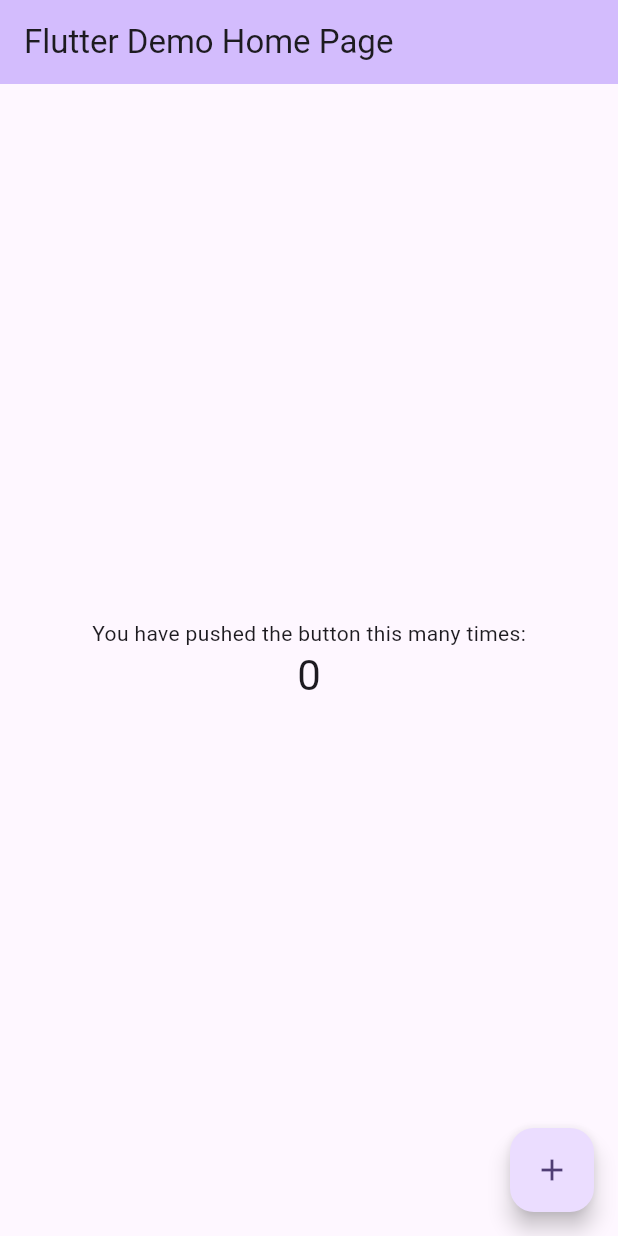
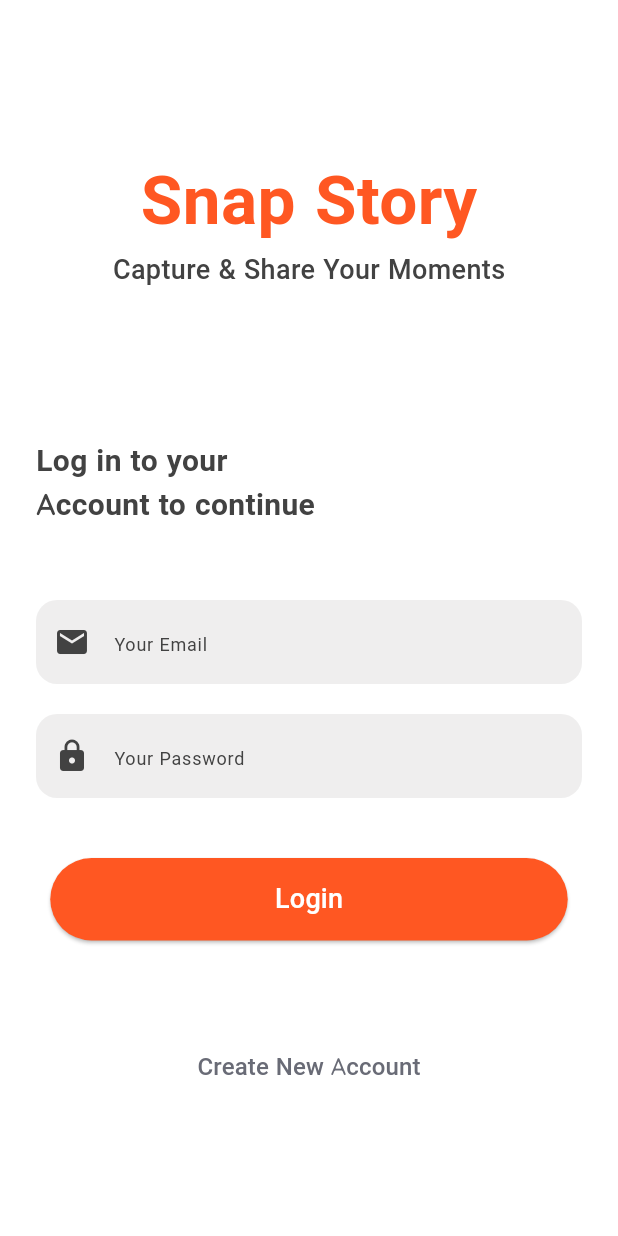
Before and after one commit to CristLoha/story_app1, a Flutter app: the screen it shows after launch, on a phone screen of 412 x 824 dp. Run offline on Flutter 3.47's test engine with Material 3 defaults, Android fonts, the phone set to English and light mode, and no system bars; our stand-ins replace google_fonts.

Commit message:
create login page

```diff
--- /dev/null
+++ b/lib/app_page.dart
@@ -0,0 +1,17 @@
+import 'package:flutter/material.dart';
+import 'package:story_app1/core/theme_manager/theme_data_manager.dart';
+import 'package:story_app1/features/authentication/presentation/pages/login/login_page.dart';
+
+class AppPage extends StatelessWidget {
+  const AppPage({super.key});
+
+  @override
+  Widget build(BuildContext context) {
+    return MaterialApp(
+      debugShowCheckedModeBanner: false,
+      title: 'Story App',
+      theme: getApplicationThemeData(),
+      home: const LoginPage(),
+    );
+  }
+}
--- /dev/null
+++ b/lib/common/button_widget.dart
@@ -0,0 +1,28 @@
+import 'package:flutter/material.dart';
+import 'package:story_app1/core/theme_manager/color_manager.dart';
+import 'package:story_app1/core/theme_manager/style_manager.dart';
+import 'package:story_app1/core/theme_manager/values_manager.dart';
+
+class ButtonWidget extends StatelessWidget {
+  final String title;
+  const ButtonWidget({required this.title, super.key});
+
+  @override
+  Widget build(BuildContext context) {
+    return Center(
+      child: ElevatedButton(
+        onPressed: () {},
+        style: ElevatedButton.styleFrom(
+          backgroundColor: ColorsManager.primary,
+          foregroundColor: ColorsManager.white,
+          shape: RoundedRectangleBorder(
+            borderRadius: BorderRadius.circular(AppSize.s30),
+          ),
+          minimumSize: Size(345, 55),
+        ),
+
+        child: Text(title, style: getWhiteTextStyle()),
+      ),
+    );
+  }
+}
--- /dev/null
+++ b/lib/common/widgets/logo_widget.dart
@@ -0,0 +1,25 @@
+import 'package:flutter/material.dart';
+import 'package:story_app1/core/theme_manager/font_manager.dart';
+import 'package:story_app1/core/theme_manager/style_manager.dart';
+
+class LogoWidget extends StatelessWidget {
+  const LogoWidget({super.key});
+
+  @override
+  Widget build(BuildContext context) {
+    return Center(
+      child: Column(
+        children: [
+          Text('Snap Story', style: getOrangeTextStyle()),
+          Text(
+            'Capture & Share Your Moments',
+            style: getGrey900TextStyle(
+              fontSize: FontSizeManager.f18,
+              fontWeight: FontWeightManager.medium,
+            ),
+          ),
+        ],
+      ),
+    );
+  }
+}
--- /dev/null
+++ b/lib/common/widgets/text_field_widget.dart
@@ -0,0 +1,36 @@
+import 'package:flutter/material.dart';
+import 'package:story_app1/core/theme_manager/color_manager.dart';
+import 'package:story_app1/core/theme_manager/font_manager.dart';
+import 'package:story_app1/core/theme_manager/style_manager.dart';
+import 'package:story_app1/core/theme_manager/values_manager.dart';
+
+class TextFieldWidget extends StatelessWidget {
+  final String hintText;
+  final IconData prefixIcon;
+  const TextFieldWidget({
+    required this.hintText,
+    required this.prefixIcon,
+    super.key,
+  });
+
+  @override
+  Widget build(BuildContext context) {
+    return TextField(
+      decoration: InputDecoration(
+        hintText: hintText,
+        filled: true,
+        hintStyle: getGrey900TextStyle(
+          fontSize: FontSizeManager.f12,
+          fontWeight: FontWeightManager.regular,
+        ),
+        prefixIcon: Icon(prefixIcon, color: ColorsManager.grey900),
+        fillColor: ColorsManager.softWhite,
+        border: OutlineInputBorder(
+          borderRadius: BorderRadius.circular(AppSize.s14),
+          borderSide: BorderSide.none,
+        ),
+        contentPadding: EdgeInsets.symmetric(horizontal: 20, vertical: 16),
+      ),
+    );
+  }
+}
--- a/lib/core/theme_manager/color_manager.dart
+++ b/lib/core/theme_manager/color_manager.dart
@@ -1,12 +1,13 @@
 import 'package:flutter/material.dart';
 
-class ColorManager {
+class ColorsManager {
   static Color primary = HexColor.fromHex('#FF5722');
   static Color secondary = HexColor.fromHex('#F44336');
   static Color grey900 = HexColor.fromHex('#424242');
   static Color grey500 = HexColor.fromHex('#9E9E9E');
+  static Color grey600 = HexColor.fromHex('#696B76');
   static Color white = HexColor.fromHex('#FFFFFF');
-  static Color softWhite = Color(0xCCFAFAFA);
+  static Color softWhite = HexColor.fromHex('#CCEBEAEA');
 }
 
 extension HexColor on Color {
--- a/lib/core/theme_manager/font_manager.dart
+++ b/lib/core/theme_manager/font_manager.dart
@@ -6,15 +6,15 @@ class FontFamilyConstant {
 }
 
 class FontWeightManager {
-  static FontWeight thin = FontWeight.w100;
-  static FontWeight extraLight = FontWeight.w200;
-  static FontWeight light = FontWeight.w300;
-  static FontWeight regular = FontWeight.w400;
-  static FontWeight medium = FontWeight.w500;
-  static FontWeight semiBold = FontWeight.w600;
-  static FontWeight bold = FontWeight.w700;
-  static FontWeight extraBold = FontWeight.w800;
-  static FontWeight black = FontWeight.w900;
+  static const FontWeight thin = FontWeight.w100;
+  static const FontWeight extraLight = FontWeight.w200;
+  static const FontWeight light = FontWeight.w300;
+  static const FontWeight regular = FontWeight.w400;
+  static const FontWeight medium = FontWeight.w500;
+  static const FontWeight semiBold = FontWeight.w600;
+  static const FontWeight bold = FontWeight.w700;
+  static const FontWeight extraBold = FontWeight.w800;
+  static const FontWeight black = FontWeight.w900;
 }
 
 class FontSizeManager {
@@ -27,4 +27,5 @@ class FontSizeManager {
   static const double f24 = 24.0;
   static const double f26 = 26.0;
   static const double f28 = 28.0;
+  static const double f45 = 45.0;
 }
--- a/lib/core/theme_manager/style_manager.dart
+++ b/lib/core/theme_manager/style_manager.dart
@@ -0,0 +1,66 @@
+import 'package:flutter/material.dart';
+import 'package:google_fonts/google_fonts.dart';
+import 'package:story_app1/core/theme_manager/color_manager.dart';
+import 'package:story_app1/core/theme_manager/font_manager.dart';
+
+TextStyle _getTextStyle(
+  double fontSize,
+  String fontFamily,
+  FontWeight fontWeight,
+  Color color,
+) {
+  return GoogleFonts.quicksand().copyWith(
+    fontSize: fontSize,
+    fontWeight: fontWeight,
+    fontFamily: fontFamily,
+    color: color,
+  );
+}
+
+TextStyle getOrangeTextStyle({
+  double fontSize = FontSizeManager.f45,
+  FontWeight fontWeight = FontWeightManager.bold,
+}) {
+  return _getTextStyle(
+    fontSize,
+    FontFamilyConstant.fontFamily,
+    fontWeight,
+    ColorsManager.primary,
+  );
+}
+
+TextStyle getGrey900TextStyle({
+  double fontSize = FontSizeManager.f20,
+  FontWeight fontWeight = FontWeightManager.semiBold,
+}) {
+  return _getTextStyle(
+    fontSize,
+    FontFamilyConstant.fontFamily,
+    fontWeight,
+    ColorsManager.grey900,
+  );
+}
+
+TextStyle getGrey600TextStyle({
+  double fontSize = FontSizeManager.f16,
+  FontWeight fontWeight = FontWeightManager.medium,
+}) {
+  return _getTextStyle(
+    fontSize,
+    FontFamilyConstant.fontFamily,
+    fontWeight,
+    ColorsManager.grey600,
+  );
+}
+
+TextStyle getWhiteTextStyle({
+  double fontSize = FontSizeManager.f18,
+  FontWeight fontWeight = FontWeightManager.medium,
+}) {
+  return _getTextStyle(
+    fontSize,
+    FontFamilyConstant.fontFamily,
+    fontWeight,
+    ColorsManager.white,
+  );
+}
--- /dev/null
+++ b/lib/core/theme_manager/theme_data_manager.dart
@@ -0,0 +1,14 @@
+import 'package:flutter/material.dart';
+import 'package:story_app1/core/theme_manager/color_manager.dart';
+import 'package:story_app1/core/theme_manager/font_manager.dart';
+
+ThemeData getApplicationThemeData() {
+  return ThemeData(
+    scaffoldBackgroundColor: ColorsManager.white,
+    appBarTheme: AppBarTheme(
+      backgroundColor: ColorsManager.primary,
+      elevation: 0,
+    ),
+    fontFamily: FontFamilyConstant.fontFamily,
+  );
+}
--- /dev/null
+++ b/lib/core/theme_manager/values_manager.dart
@@ -0,0 +1,61 @@
+class AppMargin {
+  static const double m2 = 2.0;
+  static const double m4 = 4.0;
+  static const double m8 = 8.0;
+  static const double m12 = 12.0;
+  static const double m16 = 16.0;
+  static const double m18 = 18.0;
+  static const double m20 = 20.0;
+  static const double m22 = 22.0;
+  static const double m24 = 24.0;
+  static const double m26 = 26.0;
+  static const double m28 = 28.0;
+  static const double m30 = 30.0;
+  static const double m32 = 32.0;
+  static const double m36 = 36.0;
+  static const double m40 = 40.0;
+}
+
+class AppPadding {
+  static const double p2 = 2.0;
+  static const double p4 = 4.0;
+  static const double p8 = 8.0;
+  static const double p10 = 10.0;
+  static const double p12 = 12.0;
+  static const double p15 = 15.0;
+  static const double p16 = 16.0;
+  static const double p18 = 18.0;
+  static const double p20 = 20.0;
+  static const double p22 = 22.0;
+  static const double p24 = 24.0;
+  static const double p26 = 26.0;
+  static const double p28 = 28.0;
+  static const double p30 = 30.0;
+  static const double p32 = 32.0;
+  static const double p36 = 36.0;
+  static const double p40 = 40.0;
+  static const double p50 = 50.0;
+  static const double p60 = 60.0;
+  static const double p100 = 100.0;
+}
+
+class AppSize {
+  static const double s2 = 2.0;
+  static const double s4 = 4.0;
+  static const double s6 = 6.0;
+  static const double s8 = 8.0;
+  static const double s12 = 12.0;
+  static const double s14 = 14.0;
+  static const double s16 = 16.0;
+  static const double s18 = 18.0;
+  static const double s20 = 20.0;
+  static const double s22 = 22.0;
+  static const double s24 = 24.0;
+  static const double s28 = 28.0;
+  static const double s30 = 30.0;
+  static const double s32 = 32.0;
+  static const double s36 = 36.0;
+  static const double s40 = 40.0;
+  static const double s50 = 50.0;
+  static const double s70 = 70.0;
+}
--- /dev/null
+++ b/lib/features/authentication/presentation/pages/login/login_page.dart
@@ -0,0 +1,56 @@
+import 'package:flutter/material.dart';
+import 'package:story_app1/common/button_widget.dart';
+import 'package:story_app1/common/widgets/logo_widget.dart';
+import 'package:story_app1/common/widgets/text_field_widget.dart';
+import 'package:story_app1/core/theme_manager/style_manager.dart';
+import 'package:story_app1/core/theme_manager/values_manager.dart';
+
+class LoginPage extends StatelessWidget {
+  const LoginPage({super.key});
+
+  @override
+  Widget build(BuildContext context) {
+    return Scaffold(
+      body: SingleChildScrollView(
+        child: Padding(
+          padding: EdgeInsets.symmetric(
+            vertical: AppPadding.p100,
+            horizontal: AppPadding.p24,
+          ),
+          child: Column(
+            crossAxisAlignment: CrossAxisAlignment.start,
+
+            children: [
+              LogoWidget(),
+              SizedBox(height: AppPadding.p100),
+              Text(
+                'Log in to your\nAccount to continue',
+                style: getGrey900TextStyle(),
+              ),
+              SizedBox(height: AppPadding.p50),
+              TextFieldWidget(hintText: 'Your Email', prefixIcon: Icons.email),
+              SizedBox(height: AppPadding.p20),
+              TextFieldWidget(
+                hintText: 'Your Password',
+                prefixIcon: Icons.lock,
+              ),
+              SizedBox(height: 40),
+              ButtonWidget(title: 'Login'),
+
+              SizedBox(height: AppPadding.p60),
+              Center(
+                child: TextButton(
+                  onPressed: () {},
+                  child: Text(
+                    'Create New Account',
+                    style: getGrey600TextStyle(),
+                  ),
+                ),
+              ),
+            ],
+          ),
+        ),
+      ),
+    );
+  }
+}
--- a/lib/main.dart
+++ b/lib/main.dart
@@ -1,122 +1,6 @@
 import 'package:flutter/material.dart';
+import 'package:story_app1/app_page.dart';
 
 void main() {
-  runApp(const MyApp());
+  runApp(const AppPage());
 }
-
-class MyApp extends StatelessWidget {
-  const MyApp({super.key});
-
-  // This widget is the root of your application.
-  @override
-  Widget build(BuildContext context) {
-    return MaterialApp(
-      title: 'Flutter Demo',
-      theme: ThemeData(
-        // This is the theme of your application.
-        //
-        // TRY THIS: Try running your application with "flutter run". You'll see
-        // the application has a purple toolbar. Then, without quitting the app,
-        // try changing the seedColor in the colorScheme below to Colors.green
-        // and then invoke "hot reload" (save your changes or press the "hot
-        // reload" button in a Flutter-supported IDE, or press "r" if you used
-        // the command line to start the app).
-        //
-        // Notice that the counter didn't reset back to zero; the application
-        // state is not lost during the reload. To reset the state, use hot
-        // restart instead.
-        //
-        // This works for code too, not just values: Most code changes can be
-        // tested with just a hot reload.
-        colorScheme: ColorScheme.fromSeed(seedColor: Colors.deepPurple),
-      ),
-      home: const MyHomePage(title: 'Flutter Demo Home Page'),
-    );
-  }
-}
-
-class MyHomePage extends StatefulWidget {
-  const MyHomePage({super.key, required this.title});
-
-  // This widget is the home page of your application. It is stateful, meaning
-  // that it has a State object (defined below) that contains fields that affect
-  // how it looks.
-
-  // This class is the configuration for the state. It holds the values (in this
-  // case the title) provided by the parent (in this case the App widget) and
-  // used by the build method of the State. Fields in a Widget subclass are
-  // always marked "final".
-
-  final String title;
-
-  @override
-  State<MyHomePage> createState() => _MyHomePageState();
-}
-
-class _MyHomePageState extends State<MyHomePage> {
-  int _counter = 0;
-
-  void _incrementCounter() {
-    setState(() {
-      // This call to setState tells the Flutter framework that something has
-      // changed in this State, which causes it to rerun the build method below
-      // so that the display can reflect the updated values. If we changed
-      // _counter without calling setState(), then the build method would not be
-      // called again, and so nothing would appear to happen.
-      _counter++;
-    });
-  }
-
-  @override
-  Widget build(BuildContext context) {
-    // This method is rerun every time setState is called, for instance as done
-    // by the _incrementCounter method above.
-    //
-    // The Flutter framework has been optimized to make rerunning build methods
-    // fast, so that you can just rebuild anything that needs updating rather
-    // than having to individually change instances of widgets.
-    return Scaffold(
-      appBar: AppBar(
-        // TRY THIS: Try changing the color here to a specific color (to
-        // Colors.amber, perhaps?) and trigger a hot reload to see the AppBar
-        // change color while the other colors stay the same.
-        backgroundColor: Theme.of(context).colorScheme.inversePrimary,
-        // Here we take the value from the MyHomePage object that was created by
-        // the App.build method, and use it to set our appbar title.
-        title: Text(widget.title),
-      ),
-      body: Center(
-        // Center is a layout widget. It takes a single child and positions it
-        // in the middle of the parent.
-        child: Column(
-          // Column is also a layout widget. It takes a list of children and
-          // arranges them vertically. By default, it sizes itself to fit its
-          // children horizontally, and tries to be as tall as its parent.
-          //
-          // Column has various properties to control how it sizes itself and
-          // how it positions its children. Here we use mainAxisAlignment to
-          // center the children vertically; the main axis here is the vertical
-          // axis because Columns are vertical (the cross axis would be
-          // horizontal).
-          //
-          // TRY THIS: Invoke "debug painting" (choose the "Toggle Debug Paint"
-          // action in the IDE, or press "p" in the console), to see the
-          // wireframe for each widget.
-          mainAxisAlignment: MainAxisAlignment.center,
-          children: <Widget>[
-            const Text('You have pushed the button this many times:'),
-            Text(
-              '$_counter',
-              style: Theme.of(context).textTheme.headlineMedium,
-            ),
-          ],
-        ),
-      ),
-      floatingActionButton: FloatingActionButton(
-        onPressed: _incrementCounter,
-        tooltip: 'Increment',
-        child: const Icon(Icons.add),
-      ), // This trailing comma makes auto-formatting nicer for build methods.
-    );
-  }
-}
```
Also changed, not shown: 4 other files.
